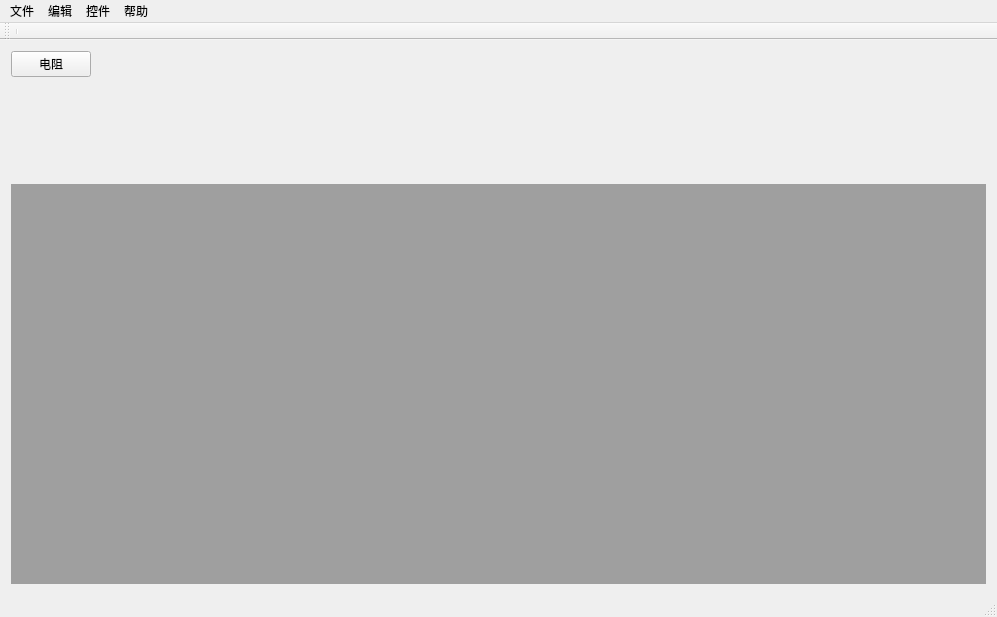
Old version of the form mainwindow.ui in the repository rienmu/NTPSC.
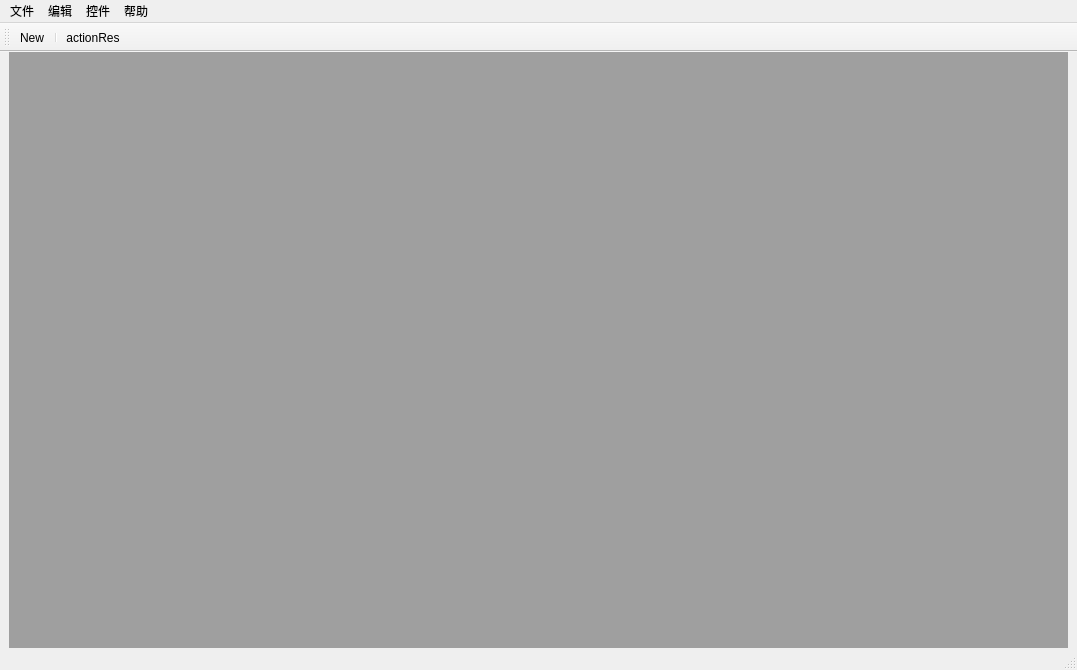
New version of the form. Icons and pictures are not drawn.

What changed in the file:
```diff
--- a/mainwindow.ui
+++ b/mainwindow.ui
@@ -6,45 +6,31 @@
    <rect>
     <x>0</x>
     <y>0</y>
-    <width>997</width>
-    <height>617</height>
+    <width>1077</width>
+    <height>670</height>
    </rect>
   </property>
   <property name="windowTitle">
    <string>MainWindow</string>
   </property>
   <widget class="QWidget" name="centralWidget">
-   <layout class="QGridLayout" name="gridLayout">
-    <item row="1" column="0" alignment="Qt::AlignBottom">
-     <widget class="QMdiArea" name="mian_mdiArea"/>
-    </item>
-    <item row="0" column="0" alignment="Qt::AlignLeft|Qt::AlignTop">
-     <widget class="QPushButton" name="pushButton">
-      <property name="maximumSize">
-       <size>
-        <width>979</width>
-        <height>16777215</height>
-       </size>
-      </property>
-      <property name="layoutDirection">
-       <enum>Qt::LeftToRight</enum>
-      </property>
-      <property name="text">
-       <string>电阻</string>
-      </property>
-      <property name="shortcut">
-       <string extracomment="电阻"/>
-      </property>
-     </widget>
-    </item>
-   </layout>
+   <widget class="QMdiArea" name="mian_mdiArea">
+    <property name="geometry">
+     <rect>
+      <x>9</x>
+      <y>-7</y>
+      <width>1059</width>
+      <height>611</height>
+     </rect>
+    </property>
+   </widget>
   </widget>
   <widget class="QMenuBar" name="menuBar">
    <property name="geometry">
     <rect>
      <x>0</x>
      <y>0</y>
-     <width>997</width>
+     <width>1077</width>
      <height>23</height>
     </rect>
    </property>
@@ -94,7 +80,9 @@
    <attribute name="toolBarBreak">
     <bool>false</bool>
    </attribute>
+   <addaction name="actionNew"/>
    <addaction name="separator"/>
+   <addaction name="actionactionRes"/>
   </widget>
   <widget class="QStatusBar" name="statusBar"/>
   <action name="actionnew">
@@ -177,6 +165,33 @@
     <string>关于</string>
    </property>
   </action>
+  <action name="actionNew">
+   <property name="icon">
+    <iconset>
+     <normaloff>C:/Users/rien/Desktop/start.jpg</normaloff>C:/Users/rien/Desktop/start.jpg</iconset>
+   </property>
+   <property name="text">
+    <string>New</string>
+   </property>
+   <property name="toolTip">
+    <string>新建文件</string>
+   </property>
+   <property name="shortcut">
+    <string>Ctrl+N</string>
+   </property>
+  </action>
+  <action name="actionactionRes">
+   <property name="icon">
+    <iconset>
+     <normaloff>C:/Users/rien/Desktop/parse1.png</normaloff>C:/Users/rien/Desktop/parse1.png</iconset>
+   </property>
+   <property name="text">
+    <string>actionRes</string>
+   </property>
+   <property name="toolTip">
+    <string>电阻</string>
+   </property>
+  </action>
  </widget>
  <layoutdefault spacing="6" margin="11"/>
  <resources/>
```
